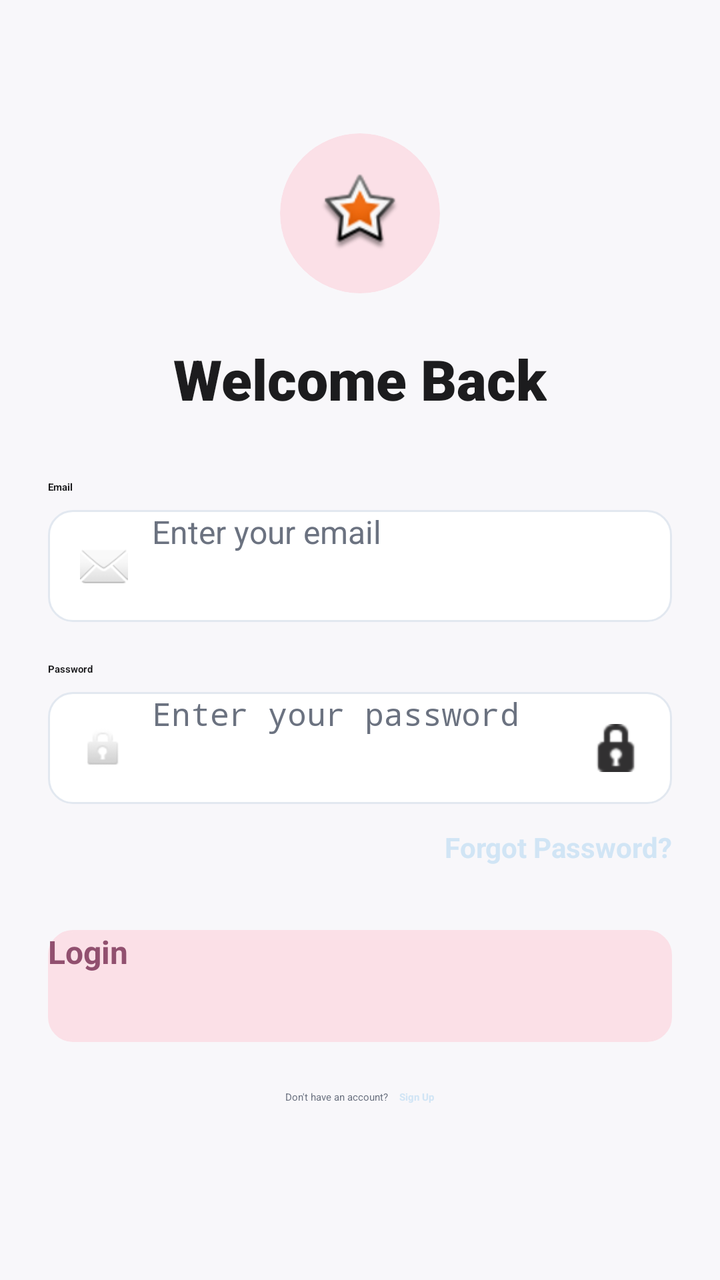
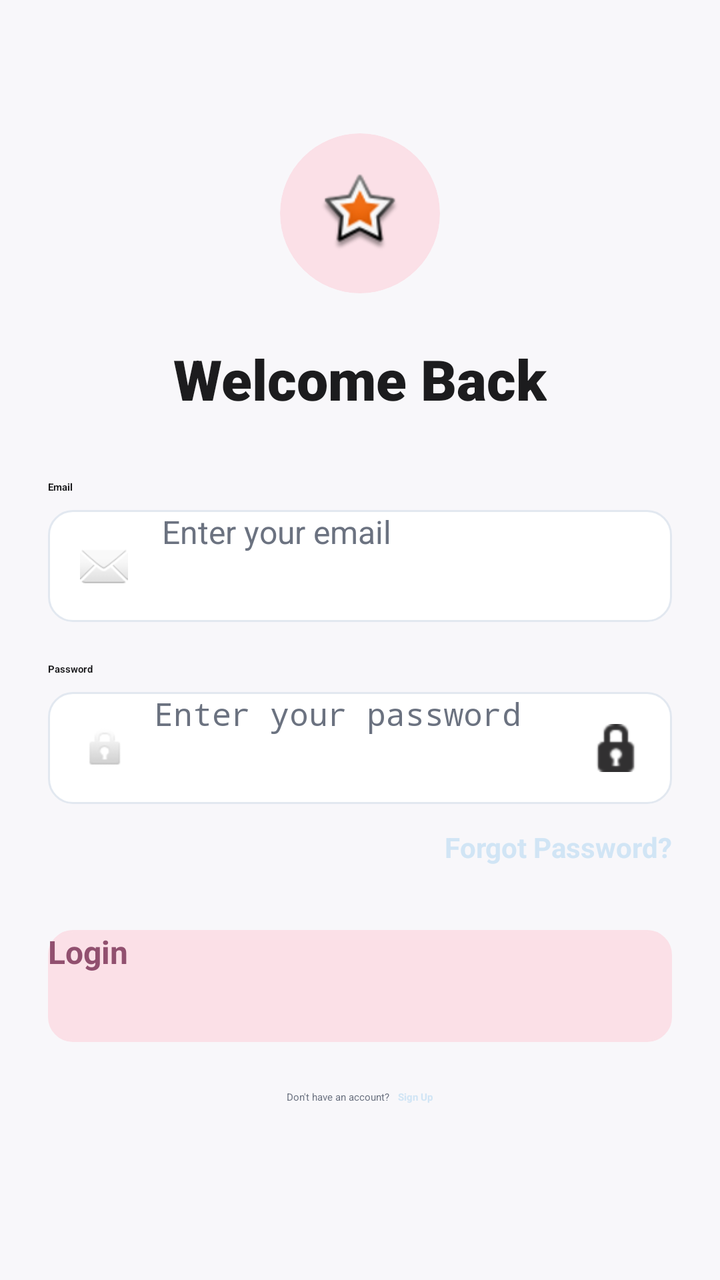

The first picture is an Android layout as it rendered before a commit; the second is the same layout after the commit. The layout source and the unified diff follow.
<!-- AndroidManifest.xml: application theme Theme.App.Starting -->
<!-- res/layout/login_fragment.xml -->
<?xml version="1.0" encoding="utf-8"?>
<androidx.constraintlayout.widget.ConstraintLayout
    xmlns:android="http://schemas.android.com/apk/res/android"
    xmlns:app="http://schemas.android.com/apk/res-auto"
    xmlns:tools="http://schemas.android.com/tools"
    android:layout_width="match_parent"
    android:layout_height="match_parent"
    android:background="@color/background_light"
    android:padding="24dp">

    <LinearLayout
        android:layout_width="match_parent"
        android:layout_height="wrap_content"
        android:orientation="vertical"
        android:gravity="center_horizontal"
        app:layout_constraintBottom_toBottomOf="parent"
        app:layout_constraintTop_toTopOf="parent"
        app:layout_constraintVertical_bias="0.4">

        <androidx.cardview.widget.CardView
            android:layout_width="80dp"
            android:layout_height="80dp"
            app:cardCornerRadius="40dp"
            app:cardElevation="0dp"
            app:cardBackgroundColor="@color/baby_pink">

            <ImageView
                android:layout_width="match_parent"
                android:layout_height="match_parent"
                android:padding="20dp"
                android:src="@android:drawable/star_big_on"
                app:tint="#91506F"/>
        </androidx.cardview.widget.CardView>

        <TextView
            android:layout_width="wrap_content"
            android:layout_height="wrap_content"
            android:layout_marginTop="24dp"
            android:fontFamily="sans-serif-black"
            android:text="Welcome Back"
            android:textColor="@color/text_primary"
            android:textSize="28sp" />

        <LinearLayout
            android:layout_width="match_parent"
            android:layout_height="wrap_content"
            android:orientation="vertical"
            android:layout_marginTop="32dp">

            <TextView
                android:layout_width="wrap_content"
                android:layout_height="wrap_content"
                android:text="Email"
                android:textColor="@color/text_primary"
                android:textStyle="bold"
                android:layout_marginBottom="8dp"/>

            <LinearLayout
                android:layout_width="match_parent"
                android:layout_height="56dp"
                android:background="@drawable/bg_input_field"
                android:gravity="center_vertical"
                android:orientation="horizontal"
                android:paddingHorizontal="16dp">

                <ImageView
                    android:layout_width="24dp"
                    android:layout_height="24dp"
                    android:layout_marginEnd="12dp"
                    android:src="@android:drawable/ic_dialog_email"
                    app:tint="@color/text_secondary" />

                <EditText
                    android:layout_width="match_parent"
                    android:layout_height="match_parent"
                    android:background="@null"
                    android:hint="Enter your email"
                    android:inputType="textEmailAddress"
                    android:textColor="@color/text_primary"
                    android:textColorHint="@color/text_secondary"
                    android:textSize="16sp" />
            </LinearLayout>

            <TextView
                android:layout_width="wrap_content"
                android:layout_height="wrap_content"
                android:text="Password"
                android:textColor="@color/text_primary"
                android:textStyle="bold"
                android:layout_marginTop="20dp"
                android:layout_marginBottom="8dp"/>

            <LinearLayout
                android:layout_width="match_parent"
                android:layout_height="56dp"
                android:background="@drawable/bg_input_field"
                android:gravity="center_vertical"
                android:orientation="horizontal"
                android:paddingHorizontal="16dp">

                <ImageView
                    android:layout_width="24dp"
                    android:layout_height="24dp"
                    android:layout_marginEnd="12dp"
                    android:src="@android:drawable/ic_lock_idle_lock"
                    app:tint="@color/text_secondary" />

                <EditText
                    android:layout_width="0dp"
                    android:layout_height="match_parent"
                    android:layout_weight="1"
                    android:background="@null"
                    android:hint="Enter your password"
                    android:inputType="textPassword"
                    android:textColor="@color/text_primary"
                    android:textColorHint="@color/text_secondary"
                    android:textSize="16sp" />

                <ImageView
                    android:layout_width="24dp"
                    android:layout_height="24dp"
                    android:src="@android:drawable/ic_secure"
                    app:tint="@color/text_secondary" />
            </LinearLayout>

            <TextView
                android:id="@+id/btn_forgot_password"
                android:layout_width="wrap_content"
                android:layout_height="wrap_content"
                android:layout_gravity="end"
                android:layout_marginTop="12dp"
                android:text="Forgot Password?"
                android:textColor="@color/light_blue"
                android:textStyle="bold"
                android:textSize="14sp"/>

        </LinearLayout>

        <androidx.appcompat.widget.AppCompatButton
            android:id="@+id/btn_login"
            android:layout_width="match_parent"
            android:layout_height="56dp"
            android:layout_marginTop="32dp"
            android:background="@drawable/bg_input_field"
            android:backgroundTint="@color/baby_pink"
            android:text="Login"
            android:textAllCaps="false"
            android:textColor="#91506F"
            android:textStyle="bold"
            android:textSize="16sp"/>

        <LinearLayout
            android:layout_width="wrap_content"
            android:layout_height="wrap_content"
            android:layout_marginTop="24dp"
            android:orientation="horizontal">

            <TextView
                android:layout_width="wrap_content"
                android:layout_height="wrap_content"
                android:text="Don't have an account? "
                android:textColor="@color/text_secondary"/>

            <TextView
                android:id="@+id/tv_sign_up"
                android:layout_width="wrap_content"
                android:layout_height="wrap_content"
                android:text="Sign Up"
                android:textStyle="bold"
                android:textColor="@color/light_blue"
                android:layout_marginStart="4dp"/>
        </LinearLayout>

    </LinearLayout>

</androidx.constraintlayout.widget.ConstraintLayout>
<!-- resources referenced by this layout -->
<resources>
  <color name="baby_pink">#FBE0E7</color>
  <color name="background_light">#F8F7FA</color>
  <color name="light_blue">#D1E5F5</color>
  <color name="text_primary">#1C1C1E</color>
  <color name="text_secondary">#6B7280</color>
  <!-- drawable bg_input_field (drawable) -->
  <?xml version="1.0" encoding="utf-8"?>
  <shape xmlns:android="http://schemas.android.com/apk/res/android" android:shape="rectangle">
      <solid android:color="@color/white"/>
      <corners android:radius="12dp"/>
      <stroke android:width="1dp" android:color="#E2E8F0"/> </shape>
  <style name="Theme.App.Starting" parent="Theme.SplashScreen">
          <item name="windowSplashScreenBackground">@android:color/white</item>
  
          <item name="windowSplashScreenAnimatedIcon">@drawable/splash_icon</item>
          <item name="windowSplashScreenAnimationDuration">1000</item>
  
          <item name="postSplashScreenTheme">@style/Theme.OurMemories</item>
      </style>
  <color name="white">#FFFFFF</color>
  <!-- drawable splash_icon: png bitmap (drawable, 316944 bytes) -->
  <style name="Theme.OurMemories" parent="Base.Theme.OurMemories" />
  <style name="Base.Theme.OurMemories" parent="Theme.Material3.DayNight.NoActionBar">
      </style>
</resources>

<!-- the commit's change to res/layout/login_fragment.xml (unified diff, before → after) -->
@@ -1,8 +1,6 @@
 <?xml version="1.0" encoding="utf-8"?>
-<androidx.constraintlayout.widget.ConstraintLayout
-    xmlns:android="http://schemas.android.com/apk/res/android"
+<androidx.constraintlayout.widget.ConstraintLayout xmlns:android="http://schemas.android.com/apk/res/android"
     xmlns:app="http://schemas.android.com/apk/res-auto"
-    xmlns:tools="http://schemas.android.com/tools"
     android:layout_width="match_parent"
     android:layout_height="match_parent"
     android:background="@color/background_light"
@@ -37,7 +35,7 @@
             android:layout_height="wrap_content"
             android:layout_marginTop="24dp"
             android:fontFamily="sans-serif-black"
-            android:text="Welcome Back"
+            android:text="@string/welcome_back"
             android:textColor="@color/text_primary"
             android:textSize="28sp" />
 
@@ -50,7 +48,7 @@
             <TextView
                 android:layout_width="wrap_content"
                 android:layout_height="wrap_content"
-                android:text="Email"
+                android:text="@string/email"
                 android:textColor="@color/text_primary"
                 android:textStyle="bold"
                 android:layout_marginBottom="8dp"/>
@@ -71,10 +69,12 @@
                     app:tint="@color/text_secondary" />
 
                 <EditText
+                    android:id="@+id/loginTextView"
                     android:layout_width="match_parent"
                     android:layout_height="match_parent"
                     android:background="@null"
-                    android:hint="Enter your email"
+                    android:paddingStart="5sp"
+                    android:hint="@string/enter_your_email"
                     android:inputType="textEmailAddress"
                     android:textColor="@color/text_primary"
                     android:textColorHint="@color/text_secondary"
@@ -84,7 +84,7 @@
             <TextView
                 android:layout_width="wrap_content"
                 android:layout_height="wrap_content"
-                android:text="Password"
+                android:text="@string/password"
                 android:textColor="@color/text_primary"
                 android:textStyle="bold"
                 android:layout_marginTop="20dp"
@@ -93,6 +93,7 @@
             <LinearLayout
                 android:layout_width="match_parent"
                 android:layout_height="56dp"
+                android:paddingStart="5sp"
                 android:background="@drawable/bg_input_field"
                 android:gravity="center_vertical"
                 android:orientation="horizontal"
@@ -102,15 +103,17 @@
                     android:layout_width="24dp"
                     android:layout_height="24dp"
                     android:layout_marginEnd="12dp"
+                    android:layout_marginStart="12sp"
                     android:src="@android:drawable/ic_lock_idle_lock"
                     app:tint="@color/text_secondary" />
 
                 <EditText
+                    android:id="@+id/passwordTextView"
                     android:layout_width="0dp"
                     android:layout_height="match_parent"
                     android:layout_weight="1"
                     android:background="@null"
-                    android:hint="Enter your password"
+                    android:hint="@string/enter_your_password"
                     android:inputType="textPassword"
                     android:textColor="@color/text_primary"
                     android:textColorHint="@color/text_secondary"
@@ -129,7 +132,7 @@
                 android:layout_height="wrap_content"
                 android:layout_gravity="end"
                 android:layout_marginTop="12dp"
-                android:text="Forgot Password?"
+                android:text="@string/forgot_password"
                 android:textColor="@color/light_blue"
                 android:textStyle="bold"
                 android:textSize="14sp"/>
@@ -143,7 +146,7 @@
             android:layout_marginTop="32dp"
             android:background="@drawable/bg_input_field"
             android:backgroundTint="@color/baby_pink"
-            android:text="Login"
+            android:text="@string/login"
             android:textAllCaps="false"
             android:textColor="#91506F"
             android:textStyle="bold"
@@ -158,14 +161,14 @@
             <TextView
                 android:layout_width="wrap_content"
                 android:layout_height="wrap_content"
-                android:text="Don't have an account? "
+                android:text="@string/don_t_have_an_account"
                 android:textColor="@color/text_secondary"/>
 
             <TextView
                 android:id="@+id/tv_sign_up"
                 android:layout_width="wrap_content"
                 android:layout_height="wrap_content"
-                android:text="Sign Up"
+                android:text="@string/sign_up"
                 android:textStyle="bold"
                 android:textColor="@color/light_blue"
                 android:layout_marginStart="4dp"/>
<!-- resource entries referenced after the edit -->
@@ -11,6 +11,15 @@
       <solid android:color="@color/white"/>
       <corners android:radius="12dp"/>
       <stroke android:width="1dp" android:color="#E2E8F0"/> </shape>
+  <string name="don_t_have_an_account">Don\'t have an account?</string>
+  <string name="email" translatable="false">Email</string>
+  <string name="enter_your_email">Enter your email</string>
+  <string name="enter_your_password">Enter your password</string>
+  <string name="forgot_password">Forgot Password?</string>
+  <string name="login">Login</string>
+  <string name="password">Password</string>
+  <string name="sign_up">Sign Up</string>
+  <string name="welcome_back">Welcome Back</string>
   <style name="Theme.App.Starting" parent="Theme.SplashScreen">
           <item name="windowSplashScreenBackground">@android:color/white</item>
   
